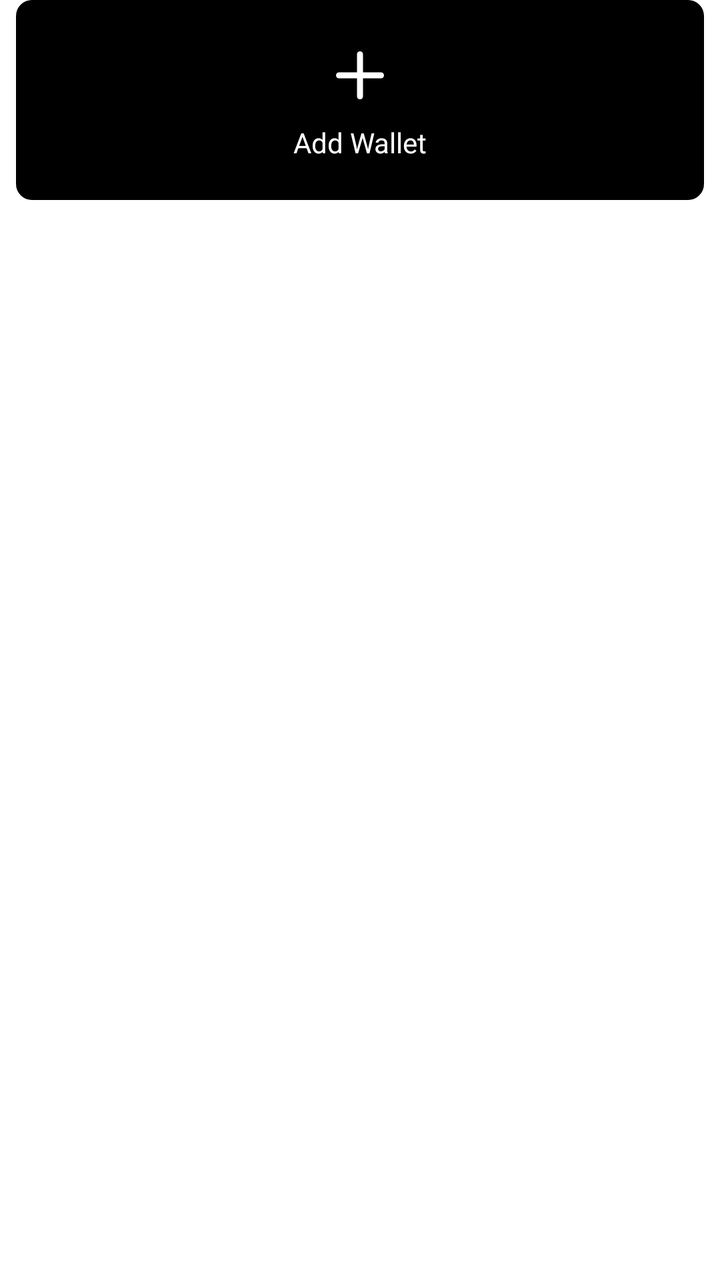
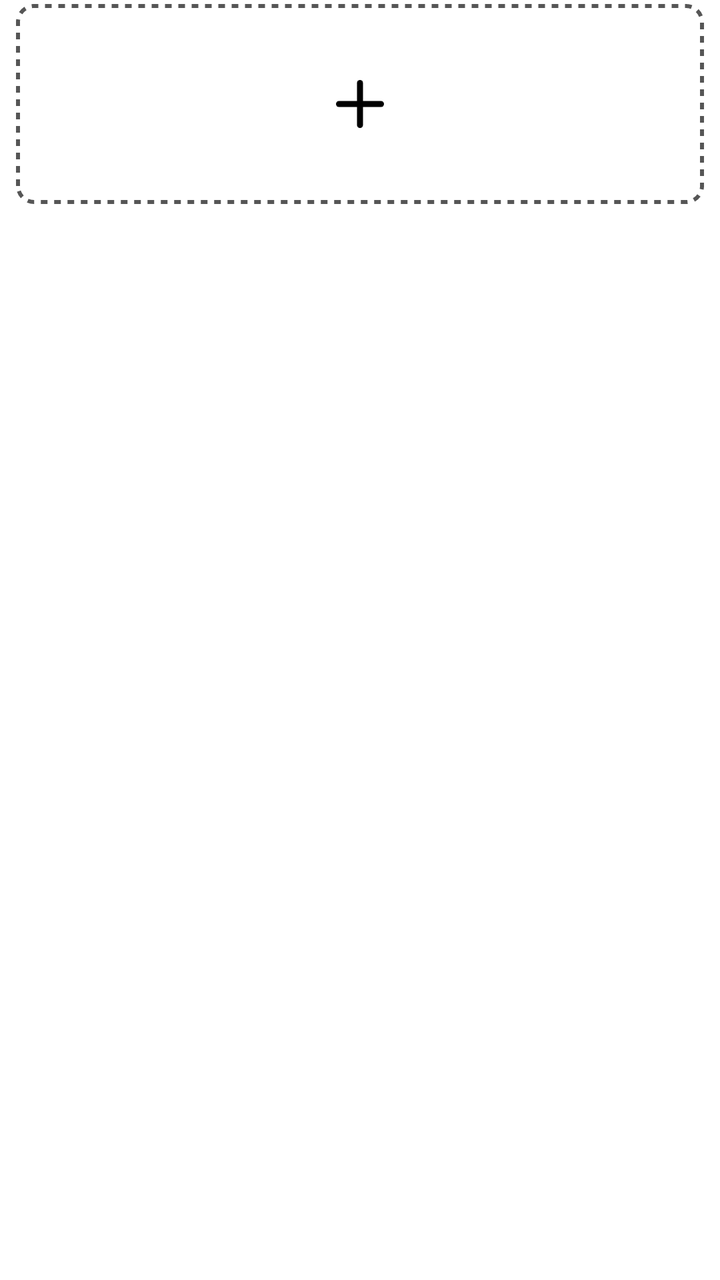

Compare the two renders of this Android layout. The source of the first and the diff that turns it into the second are given below.
<!-- AndroidManifest.xml: application theme Theme.MoneyTracker -->
<!-- res/layout/item_wallet_add.xml -->
<?xml version="1.0" encoding="utf-8"?>
<androidx.constraintlayout.widget.ConstraintLayout
    xmlns:android="http://schemas.android.com/apk/res/android"
    xmlns:app="http://schemas.android.com/apk/res-auto"
    android:layout_width="match_parent"
    android:layout_height="wrap_content">

    <androidx.constraintlayout.widget.ConstraintLayout
        android:id="@+id/addWalletWrapper"
        android:layout_width="0dp"
        android:layout_height="100dp"
        android:layout_marginStart="@dimen/margin_8"
        android:layout_marginEnd="@dimen/margin_8"
        android:layout_marginBottom="@dimen/margin_16"
        android:background="@drawable/bg_wallet"
        app:layout_constraintStart_toStartOf="parent"
        app:layout_constraintEnd_toEndOf="parent"
        app:layout_constraintTop_toTopOf="parent">

        <LinearLayout
            android:layout_width="wrap_content"
            android:layout_height="wrap_content"
            android:orientation="vertical"
            android:gravity="center"
            app:layout_constraintTop_toTopOf="parent"
            app:layout_constraintBottom_toBottomOf="parent"
            app:layout_constraintStart_toStartOf="parent"
            app:layout_constraintEnd_toEndOf="parent">

            <androidx.appcompat.widget.AppCompatImageView
                android:layout_width="36dp"
                android:layout_height="36dp"
                android:src="@drawable/ic_add"
                app:tint="@color/white"/>

            <androidx.appcompat.widget.AppCompatTextView
                android:layout_width="wrap_content"
                android:layout_height="wrap_content"
                android:text="@string/add_wallet"
                android:textColor="@color/white"
                android:layout_marginTop="@dimen/margin_6"/>
        </LinearLayout>
    </androidx.constraintlayout.widget.ConstraintLayout>
</androidx.constraintlayout.widget.ConstraintLayout>
<!-- resources referenced by this layout -->
<resources>
  <color name="white">#FFFFFFFF</color>
  <dimen name="margin_16">16dp</dimen>
  <dimen name="margin_6">6dp</dimen>
  <dimen name="margin_8">8dp</dimen>
  <!-- drawable bg_wallet (drawable) -->
  <?xml version="1.0" encoding="utf-8"?>
  <ripple xmlns:android="http://schemas.android.com/apk/res/android" android:color="#45000000">
      <item>
          <layer-list>
              <item>
                  <shape android:shape="rectangle">
                      <corners android:radius="8dp"/>
                      <solid android:color="@android:color/black"/>
                  </shape>
              </item>
          </layer-list>
      </item>
  </ripple>
  <!-- drawable ic_add (drawable) -->
  <?xml version="1.0" encoding="utf-8"?>
  <vector xmlns:android="http://schemas.android.com/apk/res/android"
      android:width="24dp"
      android:height="24dp"
      android:viewportWidth="24"
      android:viewportHeight="24">
  
      <path
          android:fillColor="#FFFFFF"
          android:pathData="M12,19L12,5"
          android:strokeWidth="2"
          android:strokeColor="#FFFFFF"
          android:strokeLineCap="round"
          android:strokeLineJoin="round" />
  
      <path
          android:fillColor="#FFFFFF"
          android:pathData="M5,12L19,12"
          android:strokeWidth="2"
          android:strokeColor="#FFFFFF"
          android:strokeLineCap="round"
          android:strokeLineJoin="round" />
  
  </vector>
  <string name="add_wallet">Add Wallet</string>
  <style name="Theme.MoneyTracker" parent="Theme.MaterialComponents.DayNight.DarkActionBar">
          
          <item name="colorPrimary">@color/azure_blue</item>
          <item name="colorPrimaryVariant">@color/emerald_green</item>
          <item name="colorOnPrimary">@color/white</item>
  
          
          <item name="colorSecondary">@color/teal</item>
          <item name="colorSecondaryVariant">@color/dark_teal</item>
          <item name="colorOnSecondary">@color/white</item>
  
          
          <item name="android:statusBarColor">@color/vibrant_orange</item>
          <item name="android:windowLightStatusBar">true</item> 
          <item name="android:windowDrawsSystemBarBackgrounds">true</item>
  
          <item name="android:navigationBarColor">@color/vibrant_orange</item>
          <item name="android:windowFullscreen">false</item>
      </style>
  <color name="azure_blue">#FF2563EB</color>
  <color name="emerald_green">#FF10B981</color>
  <color name="teal">#FF03DAC5</color>
  <color name="dark_teal">#FF018786</color>
  <color name="vibrant_orange">#FFF59E0B</color>
</resources>

<!-- the commit's change to res/layout/item_wallet_add.xml (unified diff, before → after) -->
@@ -12,7 +12,8 @@
         android:layout_marginStart="@dimen/margin_8"
         android:layout_marginEnd="@dimen/margin_8"
         android:layout_marginBottom="@dimen/margin_16"
-        android:background="@drawable/bg_wallet"
+        android:layout_marginTop="@dimen/margin_2"
+        android:background="@drawable/bg_create_border"
         app:layout_constraintStart_toStartOf="parent"
         app:layout_constraintEnd_toEndOf="parent"
         app:layout_constraintTop_toTopOf="parent">
@@ -31,14 +32,7 @@
                 android:layout_width="36dp"
                 android:layout_height="36dp"
                 android:src="@drawable/ic_add"
-                app:tint="@color/white"/>
-
-            <androidx.appcompat.widget.AppCompatTextView
-                android:layout_width="wrap_content"
-                android:layout_height="wrap_content"
-                android:text="@string/add_wallet"
-                android:textColor="@color/white"
-                android:layout_marginTop="@dimen/margin_6"/>
+                app:tint="@color/black"/>
         </LinearLayout>
     </androidx.constraintlayout.widget.ConstraintLayout>
 </androidx.constraintlayout.widget.ConstraintLayout>
<!-- resource entries referenced after the edit -->
@@ -1,10 +1,11 @@
 <!-- resources referenced by this layout -->
 <resources>
+  <color name="black">#FF000000</color>
   <color name="white">#FFFFFFFF</color>
   <dimen name="margin_16">16dp</dimen>
-  <dimen name="margin_6">6dp</dimen>
+  <dimen name="margin_2">2dp</dimen>
   <dimen name="margin_8">8dp</dimen>
-  <!-- drawable bg_wallet (drawable) -->
+  <!-- drawable bg_create_border (drawable) -->
   <?xml version="1.0" encoding="utf-8"?>
   <ripple xmlns:android="http://schemas.android.com/apk/res/android" android:color="#45000000">
       <item>
@@ -12,7 +13,7 @@
               <item>
                   <shape android:shape="rectangle">
                       <corners android:radius="8dp"/>
-                      <solid android:color="@android:color/black"/>
+                      <stroke android:width="2dp" android:color="@color/dark_grey" android:dashWidth="10px" android:dashGap="10px"/>
                   </shape>
               </item>
           </layer-list>
@@ -43,7 +44,6 @@
           android:strokeLineJoin="round" />
   
   </vector>
-  <string name="add_wallet">Add Wallet</string>
   <style name="Theme.MoneyTracker" parent="Theme.MaterialComponents.DayNight.DarkActionBar">
           
           <item name="colorPrimary">@color/azure_blue</item>
@@ -63,6 +63,7 @@
           <item name="android:navigationBarColor">@color/vibrant_orange</item>
           <item name="android:windowFullscreen">false</item>
       </style>
+  <color name="dark_grey">#565656</color>
   <color name="azure_blue">#FF2563EB</color>
   <color name="emerald_green">#FF10B981</color>
   <color name="teal">#FF03DAC5</color>
